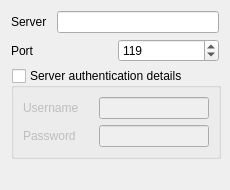
First picture: the form in src/serversettings.ui, repository ChaosWars/knewz, before the edit.
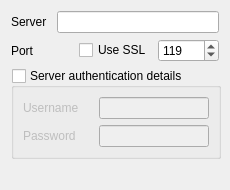
Second picture: the form after the edit.

What changed in the file:
```diff
--- a/src/serversettings.ui
+++ b/src/serversettings.ui
@@ -70,6 +70,19 @@
        </property>
       </widget>
      </item>
+     <item>
+      <widget class="QCheckBox" name="kcfg_ssl" >
+       <property name="toolTip" >
+        <string>Use Secure Socket Layer for connection.</string>
+       </property>
+       <property name="whatsThis" >
+        <string>Use SSL encryption to connect to the server.</string>
+       </property>
+       <property name="text" >
+        <string>Use SSL</string>
+       </property>
+      </widget>
+     </item>
      <item>
       <widget class="QSpinBox" name="kcfg_port" >
        <property name="toolTip" >
```
